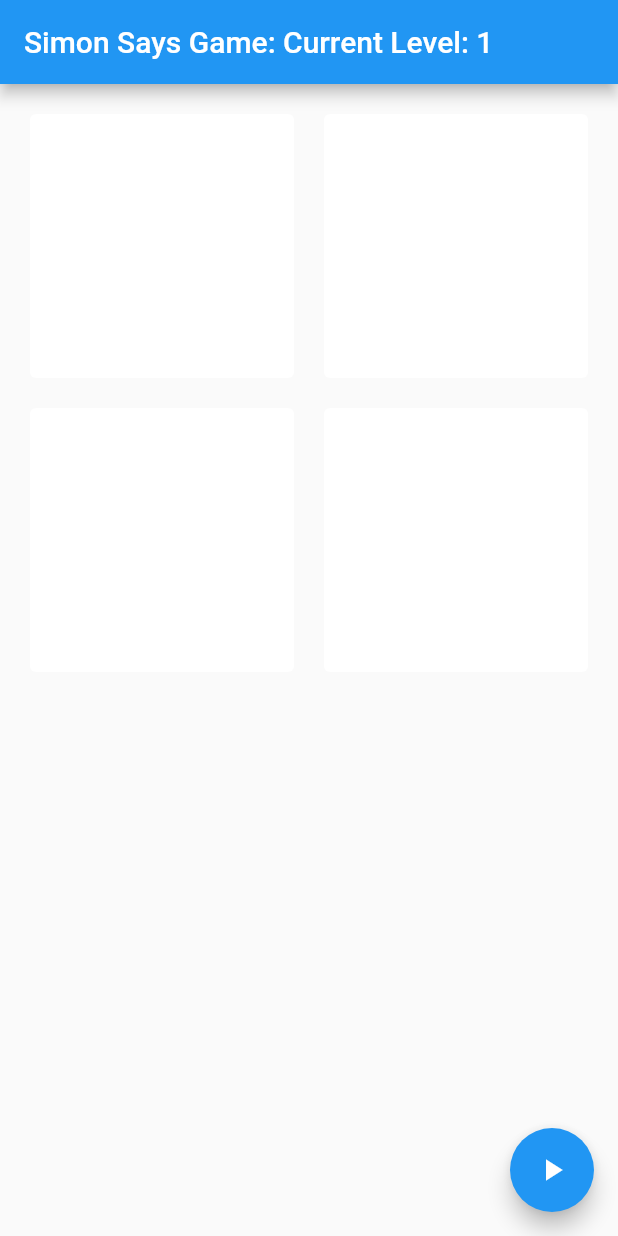
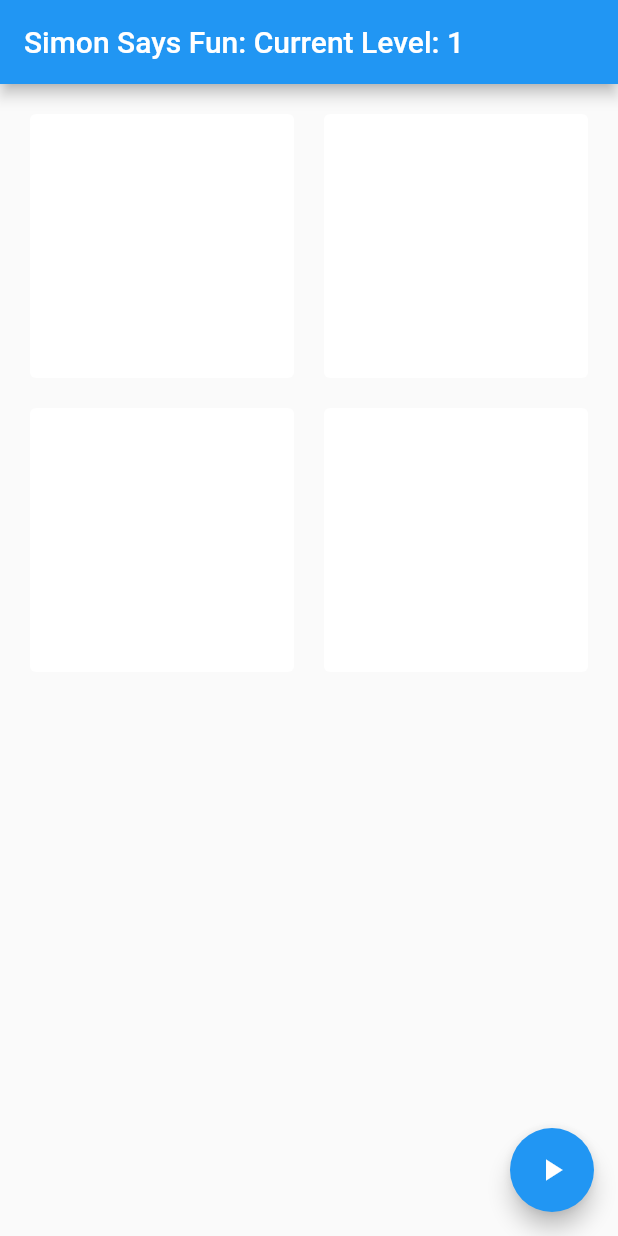
Before and after one commit to rekardev1/simon_says_fun, a Flutter app: the screen it shows after launch, on a phone screen of 412 x 824 dp. Run offline on Flutter 3.47's test engine with Material 2 defaults, Android fonts, the light colour scheme and no system bars.

Commit message:
update simonSaysApp.dart

```diff
--- a/lib/screens/simonSaysApp.dart
+++ b/lib/screens/simonSaysApp.dart
@@ -85,7 +85,7 @@ class _SimonSaysAppState extends State<SimonSaysApp> {
   Widget build(BuildContext context) {
     return Scaffold(
       appBar: AppBar(
-        title: Text('Simon Says Game: Current Level: $_currentLevel'),
+        title: Text('Simon Says Fun: Current Level: $_currentLevel'),
       ),
       body: GridView.builder(
         padding: EdgeInsets.all(10),
```
